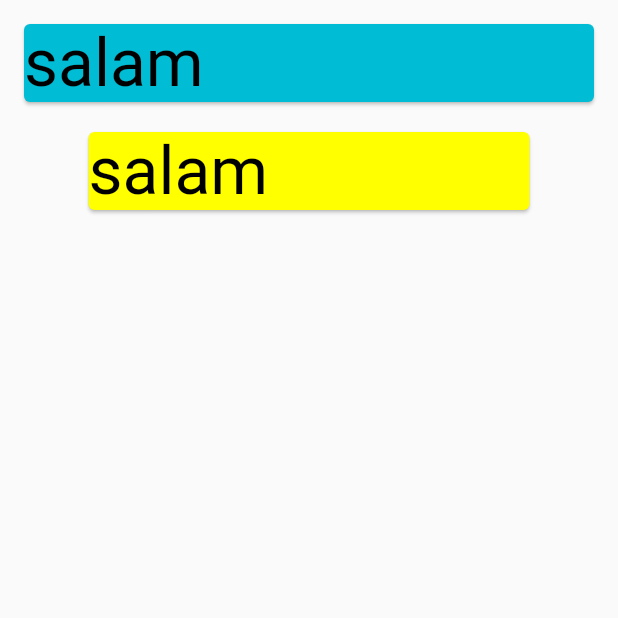
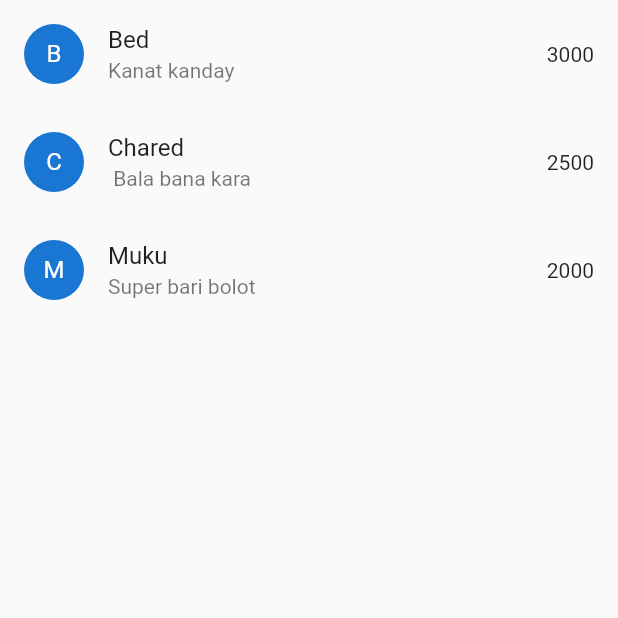
Before and after one commit to nurlanabdyrakhman/code_word, a Flutter app: the screen it shows after launch, on a phone screen of 412 x 824 dp, the top half of it. Run offline on Flutter 3.47's test engine with Material 2 defaults, Android fonts, the phone set to English and light mode, and no system bars.

Commit message:
ListView yaptim

```diff
--- a/lib/nurlan.dart
+++ b/lib/nurlan.dart
@@ -1,37 +1,28 @@
 import 'package:flutter/material.dart';
 
 class Nurlan extends StatelessWidget {
-  // const Nurlan({super.key, required this.color, required this.child, required this.elevation});
-  // final Color color;
-  // final Widget child;
-  // final   double elevation;
+
+  List<String> products=['Bed','Chared','Muku'];
+   List<String>productDetails=['Kanat kanday',' Bala bana kara','Super bari bolot'];
+     List<int>price=[3000,2500,2000];
   @override
   Widget build(BuildContext context) {
     return Scaffold(
-      body: ListView(
-        children: [
-          Padding(
-            padding: const EdgeInsets.all(12.0),
-            child: Card(
-              color: Colors.cyan,
-              child: Text(
-                'salam',
-                style: TextStyle(color: Colors.black, fontSize: 44),
-              ),
-            ),
-          ),
-           Padding(
-             padding: const EdgeInsets.symmetric(horizontal: 55),
-             child: Card(
-               color: Colors.yellowAccent,
-              child: Text(
-                'salam',
-                style: TextStyle(color: Colors.black, fontSize: 44),
-              ),
-                     ),
-           ),
-        ],
-      ),
+      body: Container(
+        child: ListView.builder(
+          itemCount: products.length,
+          itemBuilder: (context, index) {
+            return  ListTile(
+              leading: CircleAvatar(child: Text(products[index][0]),),
+              title: Text(products[index]),
+              subtitle: Text(productDetails[index]),
+              trailing: Text(price[index].toString()),
+            );
+
+          } ),
+      )
+
+      ,
     );
   }
 }
```
